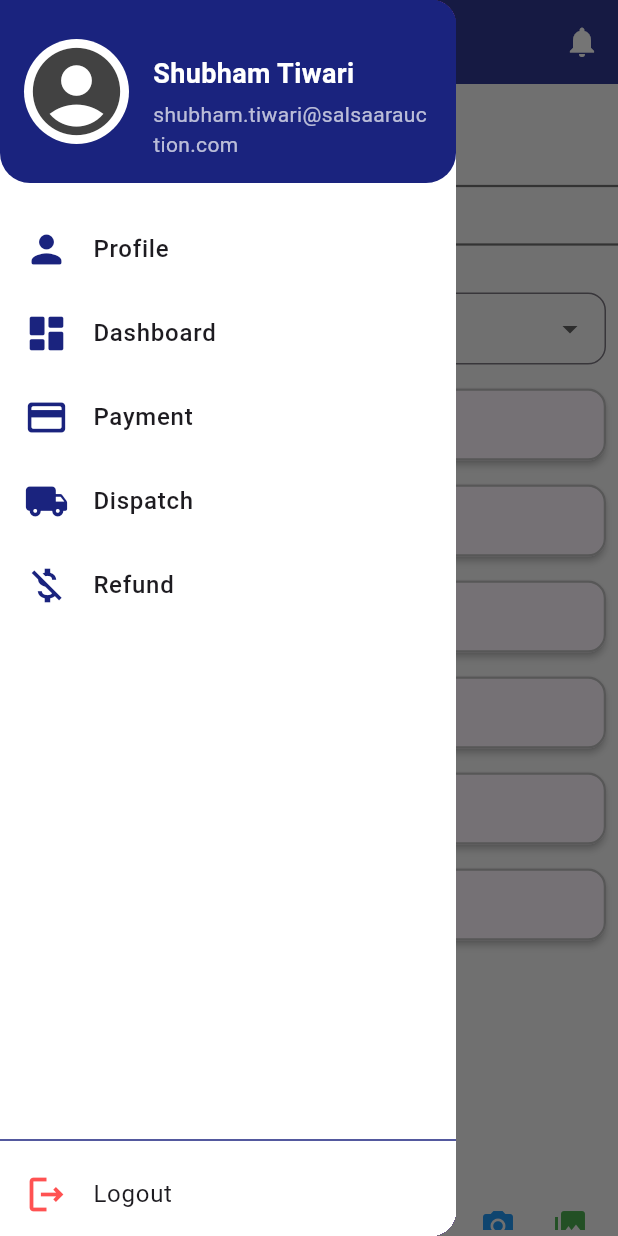
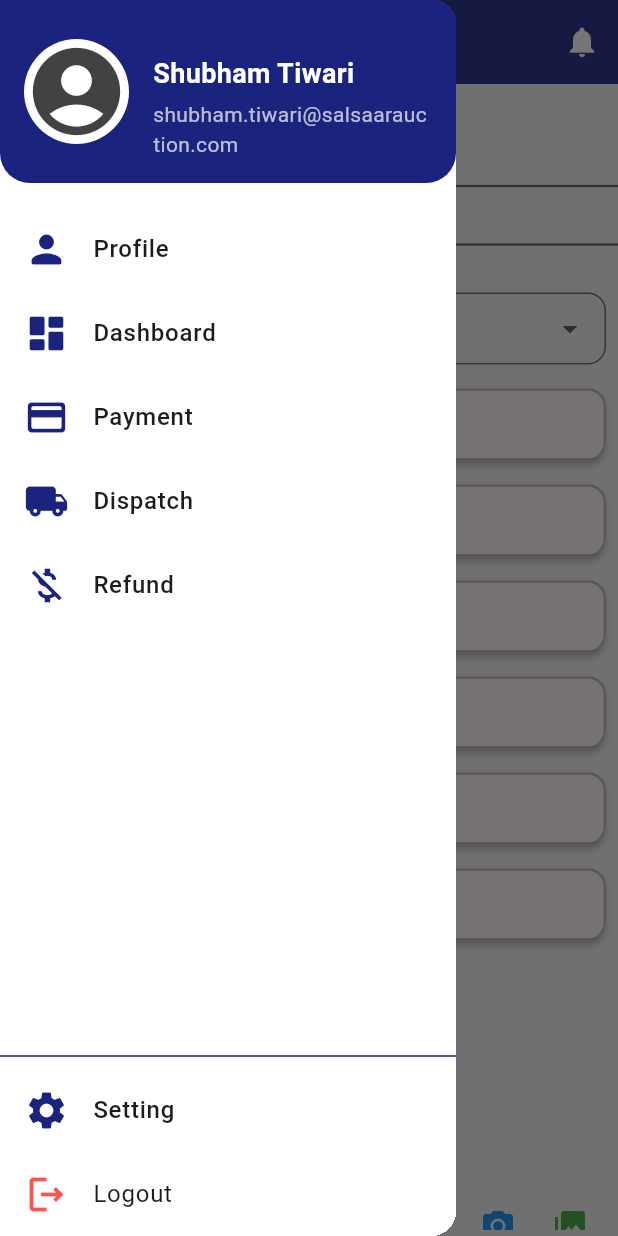
Before and after one commit to kolekarmahadev20/Scrap-Management-App, a Flutter app: the Add_dispatch_details screen opened directly, with the side drawer open, on a phone screen of 412 x 824 dp. Run offline on Flutter 3.47's test engine with Material 3 defaults, Android fonts, the light colour scheme and no system bars; our stand-ins replace fl_chart, image_picker.

Commit message:
added setting in drawer.

```diff
--- a/ScrapApp/lib/AppClass/AppDrawer.dart
+++ b/ScrapApp/lib/AppClass/AppDrawer.dart
@@ -124,15 +124,25 @@ class AppDrawer extends StatelessWidget {
               ),
             ),
             Divider(thickness: 1, color: Colors.indigo[900]),
+            _buildDrawerItem(
+              context,
+              icon: Icons.settings,
+              text: "Setting",
+              onTap: () {
+                Timer(Duration(milliseconds: 300), () {
+                  // Navigator.push(context, MaterialPageRoute(builder: (context) => RefundList()));
+                });
+              },
+            ),
             InkWell(
               onTap:() {
-                  Timer(Duration(milliseconds: 300), () {
-                    Navigator.pushAndRemoveUntil(
+                Timer(Duration(milliseconds: 300), () {
+                  Navigator.pushAndRemoveUntil(
                     context,
                     MaterialPageRoute(builder: (context) => StartPage()),
-                    (Route<dynamic> route) => false,
-                    );
-                  });
+                        (Route<dynamic> route) => false,
+                  );
+                });
               },
               splashColor: Colors.indigo[100],
               highlightColor: Colors.indigo[50],
```
